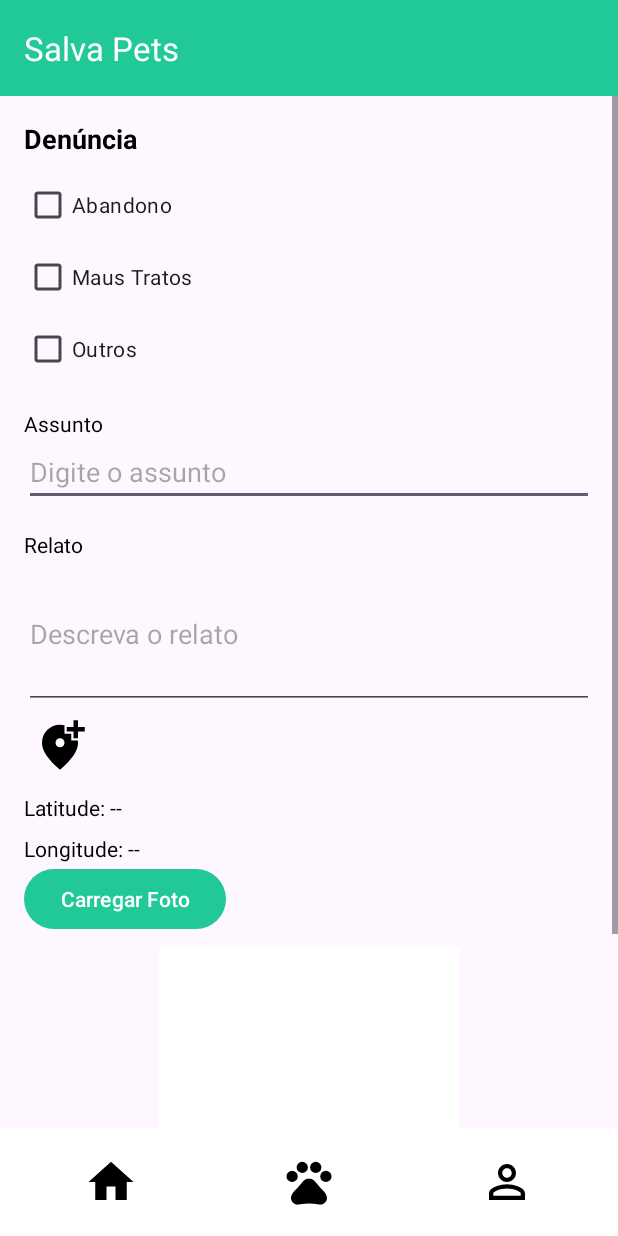
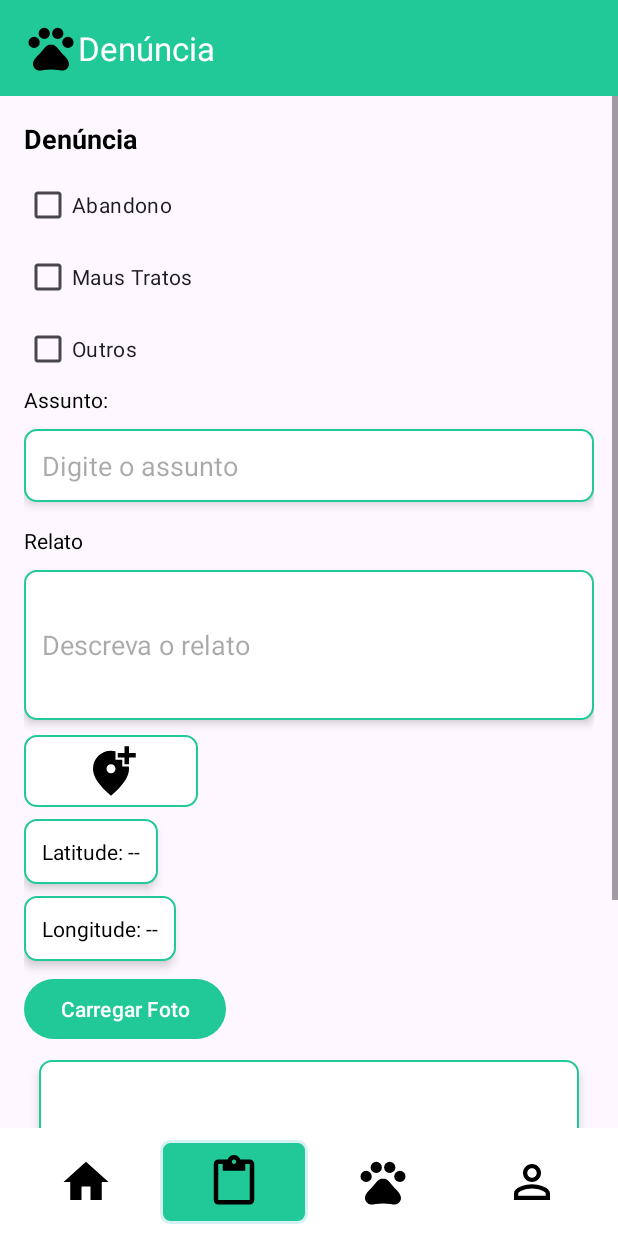
Before and after one commit to thiagocds01/AppSalvaPets, an Android app: the DenunciaActivity screen opened directly, with no data from a screen before it, on a phone screen of 412 x 824 dp. Run offline under Robolectric (Android 15) with nearby library versions, the phone set to English and light mode, and no system bars.

Commit message:
Ajuste layout denuncia

```diff
--- a/app/src/main/java/com/example/appsalvapets/activity/DenunciaActivity.java
+++ b/app/src/main/java/com/example/appsalvapets/activity/DenunciaActivity.java
@@ -60,13 +60,12 @@ public class DenunciaActivity extends AppCompatActivity implements View.OnClickL
     private ImageView imageViewFoto;
     private CheckBox checkBoxAbandono, checkBoxMausTratos, checkBoxOutros;
     private Button btnEnviarDenuncia, btnCarregarFoto;
-    ImageButton btnObterLocalizacao, btnVoltar, btnLogin, btnPet;
+    ImageButton btnObterLocalizacao, btnDenuncia, btnLogin, btnAtualizar, btnPet;
     private Retrofit retrofit;
     private ServiceDenuncia service;
     private Context context;
     private String fotoBase64;
     private FusedLocationProviderClient fusedLocationProviderClient;
-
 
 
     @SuppressLint({"WrongViewCast", "MissingInflatedId"})
@@ -97,12 +96,16 @@ public class DenunciaActivity extends AppCompatActivity implements View.OnClickL
         btnEnviarDenuncia.setOnClickListener(this);
         btnObterLocalizacao.setOnClickListener(this);
         btnCarregarFoto.setOnClickListener(this);
-        btnVoltar = findViewById(R.id.btnVoltar);
+        btnDenuncia = findViewById(R.id.btnDenuncia);
+        btnDenuncia.setOnClickListener(this);
+        btnAtualizar = findViewById(R.id.btnAtualizar);
+        btnAtualizar.setOnClickListener(this);
         btnLogin = findViewById(R.id.btnLogin);
+        btnLogin.setOnClickListener(this);
+        btnPet = findViewById(R.id.btnPet);
+        btnPet.setOnClickListener(this);
 
 
-        btnVoltar.setOnClickListener(this);
-        btnLogin.setOnClickListener(this);
 
 
 
@@ -127,11 +130,18 @@ public class DenunciaActivity extends AppCompatActivity implements View.OnClickL
         } else if (v == btnCarregarFoto) {
             abrirGaleria();
         }
-        else if (v == btnVoltar) {
+        else if (v.getId() == R.id.btnDenuncia) {
+            DenunciaActivity.startDenunciaActivity(this);
+        }
+        else if (v.getId() == R.id.btnAtualizar) {
             MainActivity.startMainActivity(this);
+            Toast.makeText(this, "Atualizando lista de pets...", Toast.LENGTH_SHORT).show();
         }
-        else if (v == btnLogin) {
+        else if  (v.getId() == R.id.btnLogin) {
             LoginActivity.startLoginActivity(this);
+        }
+        else if (v.getId() == R.id.btnPet) {
+            PetActivity.startPetActivity(this);
         }
 
     }
--- a/app/src/main/java/com/example/appsalvapets/activity/PetActivity.java
+++ b/app/src/main/java/com/example/appsalvapets/activity/PetActivity.java
@@ -286,7 +286,6 @@ public class PetActivity extends AppCompatActivity implements View.OnClickListen
         if (v.getId() == R.id.btnDenuncia) {
             DenunciaActivity.startDenunciaActivity(this);
         }else if (v.getId() == R.id.btnAtualizar) {
-
             MainActivity.startMainActivity(this);
             Toast.makeText(this, "Atualizando lista de pets...", Toast.LENGTH_SHORT).show();
         }
--- a/app/src/main/res/layout/activity_denuncia.xml
+++ b/app/src/main/res/layout/activity_denuncia.xml
@@ -16,7 +16,8 @@
         android:background="?attr/colorPrimary"
         android:theme="@style/ThemeOverlay.AppCompat.Dark.ActionBar"
         android:elevation="4dp"
-        app:title="Salva Pets"
+        app:logo="@drawable/baseline_pets"
+        app:title="Denúncia"
         app:layout_constraintTop_toTopOf="parent"
         app:layout_constraintStart_toStartOf="parent"
         app:layout_constraintEnd_toEndOf="parent" />
@@ -61,20 +62,26 @@
                 android:id="@+id/checkBoxOutros"
                 android:layout_width="match_parent"
                 android:layout_height="wrap_content"
-                android:text="Outros" />
+                android:text="Outros"
+
+                />
 
             <TextView
                 android:id="@+id/textView10"
                 android:layout_width="match_parent"
                 android:layout_height="wrap_content"
-                android:text="Assunto"
-                android:paddingTop="16dp" />
+                android:text="Assunto: "
+                 />
 
             <EditText
                 android:id="@+id/editTextTextAssuntoDenuncia"
                 android:layout_width="match_parent"
                 android:layout_height="wrap_content"
-                android:hint="Digite o assunto" />
+                android:hint="Digite o assunto"
+                android:layout_marginTop="10dp"
+                android:background="@drawable/corner_cards"
+                android:elevation="4dp"
+                android:padding="12dp" />
 
             <TextView
                 android:id="@+id/textView11"
@@ -88,45 +95,60 @@
                 android:layout_width="match_parent"
                 android:layout_height="wrap_content"
                 android:hint="Descreva o relato"
-                android:minHeight="100dp" />
+                android:minHeight="100dp"
+                android:layout_marginTop="10dp"
+                android:background="@drawable/corner_cards"
+                android:elevation="4dp"
+                android:padding="12dp" />
 
             <ImageButton
                 android:id="@+id/btnObterLocalizacao"
-                android:layout_width="48dp"
+                android:layout_width="wrap_content"
                 android:layout_height="48dp"
-                android:src="@drawable/baseline_add_localizacao"
-                android:background="?attr/selectableItemBackgroundBorderless"
+                android:layout_marginTop="10dp"
+                android:background="@drawable/corner_cards"
                 android:contentDescription="@string/add_localizacao"
-                android:padding="8dp" />
+                android:paddingLeft="40dp"
+                android:paddingRight="40dp"
+                android:src="@drawable/baseline_add_localizacao" />
 
             <TextView
                 android:id="@+id/TextViewLatitude"
                 android:layout_width="wrap_content"
                 android:layout_height="wrap_content"
                 android:text="Latitude: --"
-                android:layout_marginTop="8dp" />
+                android:layout_marginTop="8dp"
+                android:background="@drawable/corner_cards"
+                android:elevation="4dp"
+                android:padding="12dp"  />
 
             <TextView
                 android:id="@+id/TextViewLongitude"
                 android:layout_width="wrap_content"
                 android:layout_height="wrap_content"
                 android:text="Longitude: --"
-                android:layout_marginTop="8dp" />
+                android:layout_marginTop="8dp"
+                android:background="@drawable/corner_cards"
+                android:elevation="4dp"
+                android:padding="12dp"  />
 
             <Button
                 android:id="@+id/btnCarregarFoto"
                 android:layout_width="wrap_content"
                 android:layout_height="wrap_content"
-                android:text="Carregar Foto" />
+                android:text="Carregar Foto"
+                android:layout_marginTop="8dp"/>
 
             <ImageView
                 android:id="@+id/imageViewFotoDenuncia"
-                android:layout_width="200dp"
-                android:layout_height="200dp"
+                android:layout_width="match_parent"
+                android:layout_height="150dp"
                 android:layout_gravity="center"
-                android:layout_marginTop="8dp"
-                android:scaleType="centerCrop"
-                android:src="@color/on_primary" />
+                android:layout_margin="10dp"
+                android:background="@drawable/corner_cards"
+                android:elevation="4dp"
+                android:padding="12dp"
+                android:scaleType="centerCrop" />
 
             <Button
                 android:id="@+id/btnEnviarDenuncia"
@@ -140,44 +162,54 @@
     <!-- Barra Inferior fixa -->
     <LinearLayout
         android:id="@+id/buttonContainer"
+        app:layout_constraintBottom_toBottomOf="parent"
         android:layout_width="match_parent"
         android:layout_height="wrap_content"
+        android:background="@color/white"
         android:orientation="horizontal"
         android:padding="8dp"
-        android:background="@color/white"
-        app:layout_constraintBottom_toBottomOf="parent"
-        app:layout_constraintStart_toStartOf="parent"
-        app:layout_constraintEnd_toEndOf="parent">
+        tools:layout_editor_absoluteX="10dp"
+        tools:layout_editor_absoluteY="660dp">
 
         <ImageButton
-            android:id="@+id/btnVoltar"
+            android:id="@+id/btnAtualizar"
             android:layout_width="0dp"
             android:layout_height="wrap_content"
             android:layout_weight="1"
-            android:src="@drawable/baseline_voltar_home"
             android:background="?attr/selectableItemBackgroundBorderless"
             android:contentDescription="@string/main_atualizar"
-            android:padding="10dp" />
+            android:padding="10dp"
+            android:src="@drawable/baseline_main_atualizar" />
+
+        <ImageButton
+            android:id="@+id/btnDenuncia"
+            android:layout_width="0dp"
+            android:layout_height="wrap_content"
+            android:layout_weight="1"
+            android:background="@drawable/corner_menu"
+            android:contentDescription="@string/denuncia"
+            android:padding="10dp"
+            android:src="@drawable/baseline_denuncia" />
 
         <ImageButton
             android:id="@+id/btnPet"
             android:layout_width="0dp"
             android:layout_height="wrap_content"
             android:layout_weight="1"
-            android:src="@drawable/baseline_pets"
             android:background="?attr/selectableItemBackgroundBorderless"
             android:contentDescription="@string/btnpets"
-            android:padding="10dp" />
+            android:padding="10dp"
+            android:src="@drawable/baseline_pets" />
 
         <ImageButton
             android:id="@+id/btnLogin"
             android:layout_width="0dp"
             android:layout_height="wrap_content"
             android:layout_weight="1"
-            android:src="@drawable/baseline_login_cadastro"
             android:background="?attr/selectableItemBackgroundBorderless"
             android:contentDescription="@string/login"
-            android:padding="10dp" />
+            android:padding="10dp"
+            android:src="@drawable/baseline_login_cadastro" />
     </LinearLayout>
 
 </androidx.constraintlayout.widget.ConstraintLayout>
--- a/app/src/main/res/layout/activity_pet_form.xml
+++ b/app/src/main/res/layout/activity_pet_form.xml
@@ -19,19 +19,20 @@
         app:logo="@drawable/baseline_pets"
         app:title="Cadastro de Pets - Salva Pets" />
 
+    <ScrollView
+        android:layout_width="match_parent"
+        android:layout_height="match_parent"
+        app:layout_constraintTop_toBottomOf="@id/toolbar"
+        app:layout_constraintBottom_toTopOf="@id/buttonContainer"
+        app:layout_constraintStart_toStartOf="parent"
+        app:layout_constraintEnd_toEndOf="parent"
+        >
+
         <LinearLayout
             android:layout_width="wrap_content"
             android:layout_height="wrap_content"
-        android:orientation="vertical"
-        app:layout_constraintBottom_toBottomOf="parent"
-        app:layout_constraintEnd_toEndOf="parent"
-        app:layout_constraintStart_toStartOf="parent"
-        app:layout_constraintTop_toBottomOf="@id/toolbar"
-       >
-
-
-        <!-- Campo Nome -->
-
+            android:layout_marginTop="90dp"
+            android:orientation="vertical">
 
             <EditText
                 android:id="@+id/et_nome"
@@ -45,8 +46,6 @@
                 android:inputType="text"
                 android:padding="8dp" />
 
-
-        <!-- Campo Raça -->
             <EditText
                 android:id="@+id/et_raca"
                 android:layout_width="match_parent"
@@ -59,7 +58,6 @@
                 android:inputType="text"
                 android:padding="8dp" />
 
-        <!-- Campo Porte da Raça -->
             <EditText
                 android:id="@+id/et_porte_raca"
                 android:layout_width="match_parent"
@@ -72,9 +70,6 @@
                 android:inputType="text"
                 android:padding="8dp" />
 
-        <!-- Campo Sexo -->
-
-        <!-- Campo Cor -->
             <EditText
                 android:id="@+id/et_sexo"
                 android:layout_width="match_parent"
@@ -99,7 +94,6 @@
                 android:inputType="text"
                 android:padding="8dp" />
 
-        <!-- Campo Idade -->
             <EditText
                 android:id="@+id/et_idade"
                 android:layout_width="match_parent"
@@ -112,7 +106,6 @@
                 android:inputType="number"
                 android:padding="8dp" />
 
-        <!-- Campo História -->
             <EditText
                 android:id="@+id/et_historia"
                 android:layout_width="match_parent"
@@ -126,7 +119,6 @@
                 android:minLines="2"
                 android:padding="8dp" />
 
-        <!-- Imagem do Pet -->
             <ImageView
                 android:id="@+id/iv_pet_image"
                 android:layout_width="match_parent"
@@ -137,8 +129,6 @@
                 android:contentDescription="Imagem do Pet"
                 android:elevation="4dp"
                 android:scaleType="centerCrop" />
-
-        <!-- Botão Carregar Foto -->
 
             <Button
                 android:id="@+id/btn_carregar_foto"
@@ -152,8 +142,6 @@
                 android:text="Carregar Foto"
                 android:textSize="18sp" />
 
-
-        <!-- Botão Salvar -->
             <LinearLayout
                 android:layout_width="match_parent"
                 android:layout_height="wrap_content"
@@ -201,10 +189,8 @@
 
 
             </LinearLayout>
-
-        <!-- Contêiner para os botões fixos -->
-
         </LinearLayout>
+    </ScrollView>
 
     <LinearLayout
         android:id="@+id/buttonContainer"
```
Lines whose indentation alone changed are shown as unchanged.
